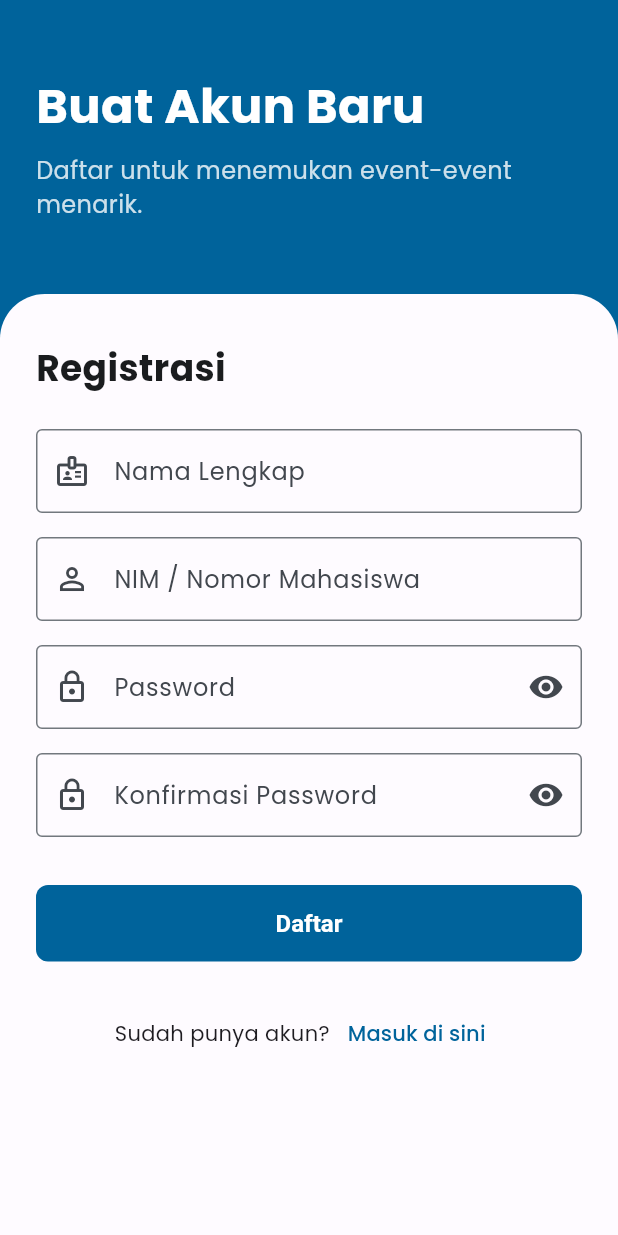
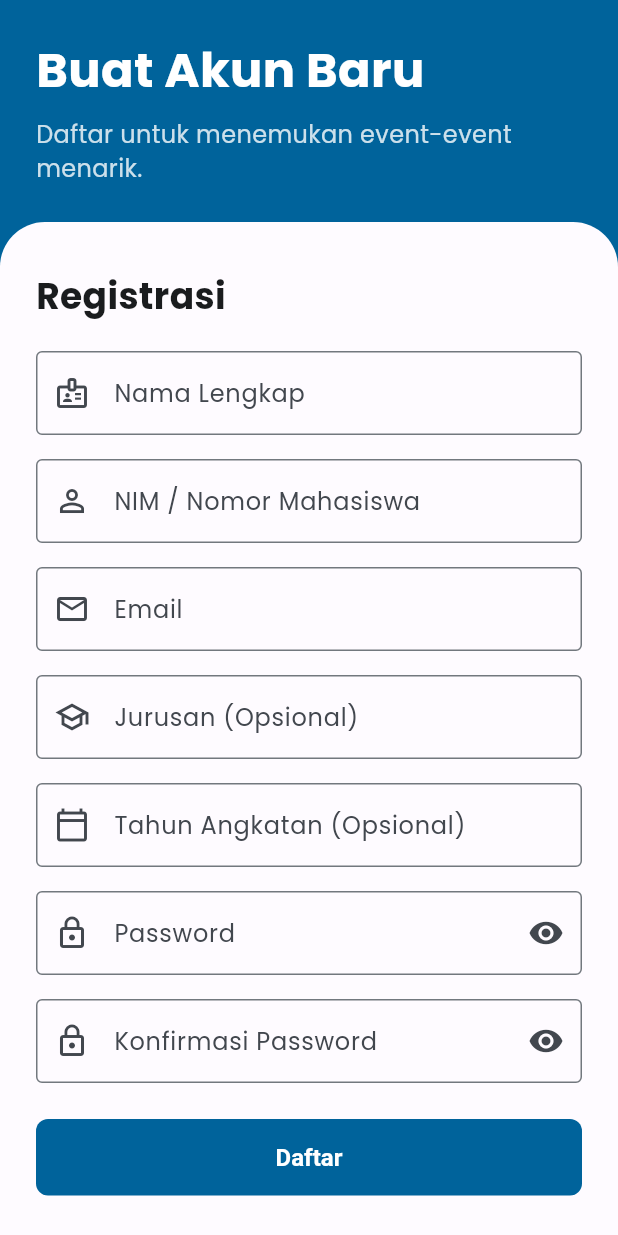
Before and after one commit to AmmarAlGhifary/uas_event_app, a Flutter app: the RegisterScreen screen opened directly, on a phone screen of 412 x 824 dp. Run offline on Flutter 3.47's test engine with Material 3 defaults, Android fonts, the phone set to English and light mode, and no system bars; our stand-ins replace google_fonts.

Commit message:
feat: Enhance authentication and user registration
- Updated `ApiService` to include `email`, `major`, and `class_year` fields in user registration.
- Standardized request headers in `ApiService` for `getEvents`, `registerUser`, and `loginUser`.
- Improved error handling in `ApiService.registerUser` for invalid server responses.
- Enforced non-empty token validation in `ApiService.loginUser`.
- Implemented login functionality in `LoginScreen`, including API integration, loading indicators, and error handling via SnackBars.
- Added navigation to `DashboardScreen` upon successful login.
- Added `email`, `major`, and `class_year` `TextFormField`s to `RegisterScreen`.
- Adjusted padding and spacing in `RegisterScreen` for better UI.
- Disabled navigation and action buttons during loading states in `LoginScreen` and `RegisterScreen`.

```diff
--- a/lib/screens/register_screen.dart
+++ b/lib/screens/register_screen.dart
@@ -9,11 +9,14 @@ class RegisterScreen extends StatefulWidget {
 }
 
 class _RegisterScreenState extends State<RegisterScreen> {
-  // --- State Variables ---
   final _nameController = TextEditingController();
   final _studentNumberController = TextEditingController();
+  final _emailController = TextEditingController();
+  final _majorController = TextEditingController(); // <-- DITAMBAHKAN
+  final _classYearController = TextEditingController(); // <-- DITAMBAHKAN
   final _passwordController = TextEditingController();
   final _confirmPasswordController = TextEditingController();
+
   bool _isPasswordVisible = false;
   bool _isConfirmPasswordVisible = false;
   bool _isLoading = false;
@@ -23,16 +26,19 @@ class _RegisterScreenState extends State<RegisterScreen> {
 
   @override
   void dispose() {
+    // Dispose all controllers
     _nameController.dispose();
     _studentNumberController.dispose();
+    _emailController.dispose();
+    _majorController.dispose(); // <-- DITAMBAHKAN
+    _classYearController.dispose(); // <-- DITAMBAHKAN
     _passwordController.dispose();
     _confirmPasswordController.dispose();
     super.dispose();
   }
 
-  /// Handles the entire registration logic, including UI updates and API calls.
+  /// Handles the entire registration logic.
   void _handleRegister() async {
-    // Basic validation
     if (_passwordController.text != _confirmPasswordController.text) {
       ScaffoldMessenger.of(context).showSnackBar(
         const SnackBar(
@@ -43,47 +49,36 @@ class _RegisterScreenState extends State<RegisterScreen> {
       return;
     }
 
-    // Show loading indicator
-    setState(() {
-      _isLoading = true;
-    });
+    setState(() => _isLoading = true);
 
     try {
       await _apiService.registerUser(
         name: _nameController.text,
         studentNumber: _studentNumberController.text,
+        email: _emailController.text,
         password: _passwordController.text,
+        major: _majorController.text, // <-- DITAMBAHKAN
+        classYear: _classYearController.text, // <-- DITAMBAHKAN
       );
 
-      // On success, show a green SnackBar
       ScaffoldMessenger.of(context).showSnackBar(
         const SnackBar(
           content: Text('Registrasi berhasil! Silakan login.'),
           backgroundColor: Colors.green,
         ),
       );
-
-      // After a short delay, pop back to the login screen
       Future.delayed(const Duration(seconds: 1), () {
-        if (mounted) {
-          Navigator.of(context).pop();
-        }
+        if (mounted) Navigator.of(context).pop();
       });
     } catch (e) {
-      // On failure, show a red SnackBar with the error message
       ScaffoldMessenger.of(context).showSnackBar(
         SnackBar(
-          content: Text(e.toString().replaceFirst("Exception: ", "")), // Clean up message
+          content: Text(e.toString().replaceFirst("Exception: ", "")),
           backgroundColor: Colors.red,
         ),
       );
     } finally {
-      // Hide loading indicator, whether success or failure
-      if (mounted) {
-        setState(() {
-          _isLoading = false;
-        });
-      }
+      if (mounted) setState(() => _isLoading = false);
     }
   }
 
@@ -99,7 +94,7 @@ class _RegisterScreenState extends State<RegisterScreen> {
           children: [
             // --- Header Section ---
             Padding(
-              padding: const EdgeInsets.symmetric(horizontal: 24.0, vertical: 48.0),
+              padding: const EdgeInsets.symmetric(horizontal: 24.0, vertical: 24.0), // Adjusted vertical padding
               child: Column(
                 crossAxisAlignment: CrossAxisAlignment.start,
                 children: [
@@ -126,7 +121,7 @@ class _RegisterScreenState extends State<RegisterScreen> {
             // --- Form Section ---
             Expanded(
               child: Container(
-                padding: const EdgeInsets.fromLTRB(24, 32, 24, 32),
+                padding: const EdgeInsets.fromLTRB(24, 32, 24, 24),
                 decoration: BoxDecoration(
                   color: colors.surface,
                   borderRadius: const BorderRadius.only(
@@ -146,9 +141,9 @@ class _RegisterScreenState extends State<RegisterScreen> {
                           fontWeight: FontWeight.bold,
                         ),
                       ),
-                      const SizedBox(height: 24),
+                      const SizedBox(height: 20),
 
-                      // All TextFormFields remain the same...
+                      // All TextFormFields
                       TextFormField(
                         controller: _nameController,
                         decoration: const InputDecoration(labelText: 'Nama Lengkap', prefixIcon: Icon(Icons.badge_outlined), border: OutlineInputBorder()),
@@ -161,6 +156,26 @@ class _RegisterScreenState extends State<RegisterScreen> {
                         keyboardType: TextInputType.number,
                       ),
                       const SizedBox(height: 16),
+                      TextFormField(
+                        controller: _emailController,
+                        decoration: const InputDecoration(labelText: 'Email', prefixIcon: Icon(Icons.email_outlined), border: OutlineInputBorder()),
+                        keyboardType: TextInputType.emailAddress,
+                      ),
+                      const SizedBox(height: 16),
+                      // --- FIELD BARU ---
+                      TextFormField(
+                        controller: _majorController,
+                        decoration: const InputDecoration(labelText: 'Jurusan (Opsional)', prefixIcon: Icon(Icons.school_outlined), border: OutlineInputBorder()),
+                        keyboardType: TextInputType.text,
+                      ),
+                      const SizedBox(height: 16),
+                      TextFormField(
+                        controller: _classYearController,
+                        decoration: const InputDecoration(labelText: 'Tahun Angkatan (Opsional)', prefixIcon: Icon(Icons.calendar_today_outlined), border: OutlineInputBorder()),
+                        keyboardType: TextInputType.number,
+                      ),
+                      const SizedBox(height: 16),
+                      // --- AKHIR FIELD BARU ---
                       TextFormField(
                         controller: _passwordController,
                         obscureText: !_isPasswordVisible,
@@ -188,17 +203,14 @@ class _RegisterScreenState extends State<RegisterScreen> {
                           ),
                         ),
                       ),
-                      const SizedBox(height: 32),
+                      const SizedBox(height: 24),
 
-                      // Upgraded Register Button
+                      // Register Button
                       FilledButton(
-                        onPressed: _isLoading ? null : _handleRegister, // Disable button when loading
+                        onPressed: _isLoading ? null : _handleRegister,
                         style: FilledButton.styleFrom(
                           padding: const EdgeInsets.symmetric(vertical: 16),
-                          textStyle: const TextStyle(
-                            fontSize: 16,
-                            fontWeight: FontWeight.bold,
-                          ),
+                          textStyle: const TextStyle(fontSize: 16, fontWeight: FontWeight.bold),
                         ),
                         child: _isLoading
                             ? SizedBox(
@@ -211,7 +223,7 @@ class _RegisterScreenState extends State<RegisterScreen> {
                         )
                             : const Text('Daftar'),
                       ),
-                      const SizedBox(height: 24),
+                      const SizedBox(height: 16),
 
                       // Link back to Login
                       Row(
```
Also changed, not shown: lib/api/api_service.dart (+32 -16 lines), lib/screens/login_screen.dart (+75 -28 lines).
